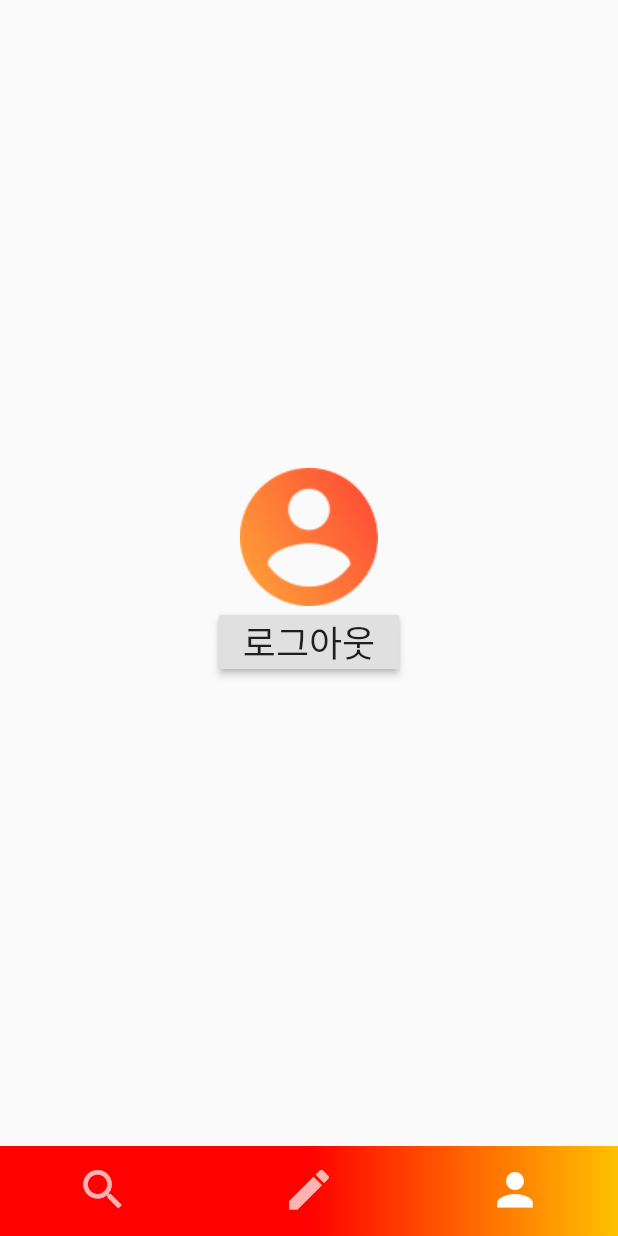
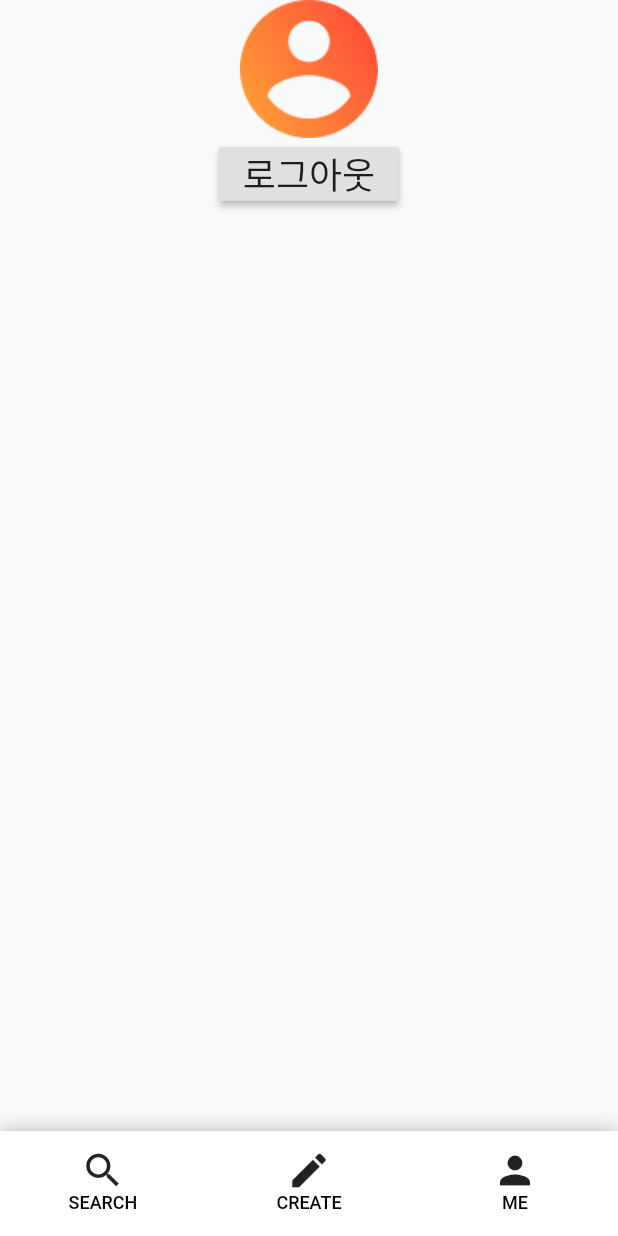
Before and after one commit to dv-zinke/nrnr_front, a Flutter app: the MainPage screen opened by its route, item 3 of the bottom bar chosen, on a phone screen of 412 x 824 dp. Run offline on Flutter 3.47's test engine with Material 2 defaults, Android fonts, the phone set to English and light mode, and no system bars; our stand-ins replace carousel_slider, flutter_svg; missing offline and left inert: flutter_candies_demo_library.

Commit message:
이미지 슬라이드 및 메인페이지 바텀바 변경

```diff
--- a/lib/screens/mainpage/MainPage.dart
+++ b/lib/screens/mainpage/MainPage.dart
@@ -3,12 +3,10 @@ import 'package:nrnr/screens/mainpage/tabs/mypage/MyPage.dart';
 import 'package:nrnr/screens/mainpage/tabs/search/Search.dart';
 import 'package:nrnr/screens/mainpage/tabs/write/Write.dart';
 
-
 class MainPage extends StatefulWidget {
   @override
   MainPageState createState() => MainPageState();
 }
-
 
 class MainPageState extends State<MainPage>
     with SingleTickerProviderStateMixin {
@@ -29,12 +27,13 @@ class MainPageState extends State<MainPage>
     controller.dispose();
     super.dispose();
   }
-  final double tabsIconSize = 35;
+
+  final double tabsIconSize = 5;
+
   @override
   Widget build(BuildContext context) {
     return Scaffold(
       // Appbar
-
       // Set the TabBar view as the body of the Scaffold
       body: TabBarView(
         // Add tabs as widgets
@@ -44,27 +43,51 @@ class MainPageState extends State<MainPage>
       ),
       // Set the bottom navigation bar
       bottomNavigationBar: Container(
-        height: 60,
+        height: 70,
 
         // set the color of the bottom navigation bar
         decoration: BoxDecoration(
-            gradient: LinearGradient(
-                begin: Alignment(0, 0.7294270833333343),
-                end: Alignment(0.9999999999999998, 0.7294270833333343),
-                colors: [const Color(0xffff0100), const Color(0xffff6300), const Color(0xffffc100)])
+          color: Colors.white,
+            boxShadow: [
+              new BoxShadow(
+                color: Colors.black26,
+                offset: new Offset(0, -1.0),
+                  blurRadius:10
+              )
+            ]
         ),
         child: TabBar(
           tabs: <Tab>[
             Tab(
-              // set icon to the tab
-              icon: Icon(Icons.search, size: tabsIconSize),
-            ),
+                child: Column(
+              children: <Widget>[
+                Icon(Icons.search, size: 30, color: Colors.black87),
+                Text(
+                  'SEARCH',
+                  style: TextStyle(color: Colors.black, fontSize: 12),
+                )
+              ],
+            )),
             Tab(
-              icon: Icon(Icons.create, size: tabsIconSize),
-            ),
+                child: Column(
+              children: <Widget>[
+                Icon(Icons.create, size: 30, color: Colors.black87),
+                Text(
+                  'CREATE',
+                  style: TextStyle(color: Colors.black, fontSize: 12),
+                )
+              ],
+            )),
             Tab(
-              icon: Icon(Icons.person, size: tabsIconSize),
-            ),
+                child: Column(
+              children: <Widget>[
+                Icon(Icons.person, size: 30, color: Colors.black87),
+                Text(
+                  'ME',
+                  style: TextStyle(color: Colors.black, fontSize: 12),
+                )
+              ],
+            )),
           ],
           controller: controller,
           indicatorColor: Colors.transparent,
--- a/lib/screens/mainpage/tabs/mypage/MyPage.dart
+++ b/lib/screens/mainpage/tabs/mypage/MyPage.dart
@@ -3,8 +3,11 @@ import 'package:flutter/material.dart';
 class MyPage extends StatelessWidget {
   @override
   Widget build(BuildContext context) {
-    return Scaffold(
-      body: Container(
+    return MaterialApp(
+      home: Scaffold(
+        resizeToAvoidBottomInset: false,
+        body: SingleChildScrollView(
+          child: Container(
             child: Center(
               child: Column(
                 // center the children
@@ -18,6 +21,7 @@ class MyPage extends StatelessWidget {
                   RaisedButton(
                     child: Text("로그아웃", style: TextStyle(fontSize: 24)),
                     onPressed: () {
+
                       Navigator.pushNamed(context, '/login');
                     },
                   )
@@ -25,6 +29,8 @@ class MyPage extends StatelessWidget {
               ),
             ),
           ),
+        ),
+      ),
     );
   }
 }
--- a/pubspec.yaml
+++ b/pubspec.yaml
@@ -24,7 +24,7 @@ dependencies:
   cupertino_icons: ^0.1.2
   english_words: ^3.1.0
   carousel_slider: ^1.4.1
-  flutter_swiper : ^1.1.6
+
   flutter_candies_demo_library:
     git:
       url: https://github.com/fluttercandies/flutter_candies_demo_library.git
```
Also changed, not shown: lib/screens/mainpage/tabs/search/detail/Detail.dart (+24 -6 lines), lib/screens/mainpage/tabs/search/detail/ImageSlider.dart (+66 -19 lines), pubspec.lock. Lines whose indentation alone changed are shown as unchanged.
